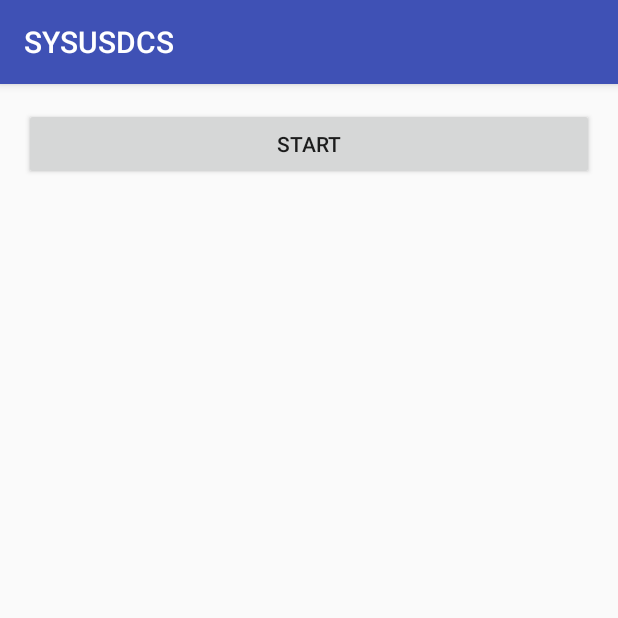
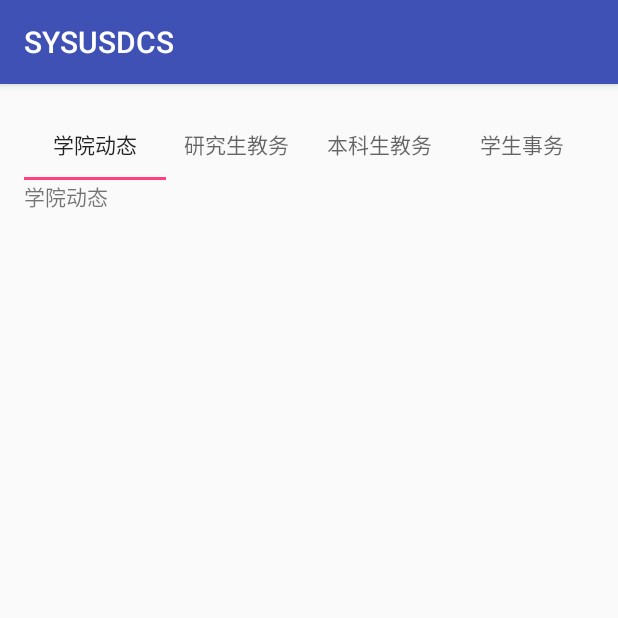
Before and after one commit to weizhaowu/SYSUSDCS, an Android app: the screen it shows after launch (MainActivity), on a phone screen of 412 x 824 dp, the top half of it. Run offline under Robolectric (Android 15) with nearby library versions, the phone set to English and light mode, and no system bars.

Commit message:
add ViewPager and Tablayout,to do:set the listview

```diff
--- a/app/build.gradle
+++ b/app/build.gradle
@@ -24,4 +24,5 @@ dependencies {
 //    testCompile 'junit:junit:4.12'
     compile 'com.android.support:appcompat-v7:23.0.1'
     compile project(path: ':volley')
+    compile 'com.android.support:design:23.1.1'
 }
--- a/app/src/main/java/com/wilbert/sysusdcs/activity/MainActivity.java
+++ b/app/src/main/java/com/wilbert/sysusdcs/activity/MainActivity.java
@@ -8,28 +8,28 @@ import android.os.Environment;
 import android.os.Handler;
 import android.os.Looper;
 import android.os.Message;
+import android.support.design.widget.TabLayout;
+import android.support.v4.view.PagerAdapter;
+import android.support.v4.view.ViewPager;
 import android.util.Log;
 import android.util.LruCache;
 import android.view.View;
-import android.widget.Button;
-import android.widget.ImageView;
-
 import com.wilbert.sysusdcs.R;
+import com.wilbert.sysusdcs.adapter.TopicPagerAdapter;
 import com.wilbert.sysusdcs.network.DiskLruCache;
 
 import java.io.BufferedInputStream;
 import java.io.BufferedOutputStream;
 import java.io.File;
-import java.io.FileInputStream;
 import java.io.IOException;
 import java.io.InputStream;
 import java.io.OutputStream;
 import java.net.HttpURLConnection;
-import java.net.MalformedURLException;
 import java.net.URL;
-import java.nio.Buffer;
 import java.security.MessageDigest;
 import java.security.NoSuchAlgorithmException;
+import java.util.ArrayList;
+import java.util.List;
 
 public class MainActivity extends BaseActivity {
     public static final int GET_BITMAP = 1234;
@@ -47,14 +47,12 @@ public class MainActivity extends BaseActivity {
 
     DiskLruCache diskLruCache;
 
-    private Handler handler = new Handler() {
-        @Override
-        public void handleMessage(Message msg) {
-            Log.d("w", "set the bitmap");
-            Bitmap bitmap = (Bitmap) msg.obj;
-            imageView.setImageBitmap(bitmap);
-            }
-        };
+
+    private ViewPager viewPager;
+    private PagerAdapter pagerAdapter;
+
+    private List<String> topicList;
+    private TabLayout tabLayout;
     @Override
     protected void onCreate(Bundle savedInstanceState) {
         super.onCreate(savedInstanceState);
@@ -63,14 +61,10 @@ public class MainActivity extends BaseActivity {
         initData();
     }
 
-    private ImageView imageView;
-    private Button button;
     @Override
     void initView() {
-        imageView = (ImageView)findViewById(R.id.imageView);
-        button = (Button)findViewById(R.id.testButton);
-        button.setOnClickListener(this);
-    }
+            viewPager = (ViewPager)findViewById(R.id.viewPager);
+        }
 
     @Override
     void initData() {
@@ -83,39 +77,25 @@ public class MainActivity extends BaseActivity {
         } catch (IOException e) {
             e.printStackTrace();
         }
+        topicList = new ArrayList<>();
+        topicList.add(getString(R.string.College));
+        topicList.add(getString(R.string.Postgraduate));
+        topicList.add(getString(R.string.Undergraduate));
+        topicList.add(getString(R.string.Student));
+
+        pagerAdapter = new TopicPagerAdapter(getSupportFragmentManager(), topicList);
+        viewPager.setAdapter(pagerAdapter);
+
+        tabLayout = (TabLayout)findViewById(R.id.tabLayout);
+        tabLayout.setupWithViewPager(viewPager);
     }
 
     @Override
     public void onClick(View v) {
         switch (v.getId()) {
-            case R.id.testButton:
-                Thread thread = new Thread(new Runnable() {
-                    @Override
-                    public void run() {
-                        //handler 发送 Bitmap对象
-                        Bitmap bitmap = null;
 
-                        String uriString = "http://b.hiphotos.baidu.com/zhidao/pic/item/a6efce1b9d16fdfafee0cfb5b68f8c5495ee7bd8.jpg";
-                        bitmap = mMemryCache.get(hashKeyFormUrl(uriString));
-                        if (bitmap == null) {
-                            try {
-                                bitmap = getBitmapFromDisk(uriString);
-                            } catch (IOException e) {
-                                e.printStackTrace();
-                            }
-                        }
-                        if (bitmap == null) {
-                            try {
-                                bitmap = downloadBitmapFromUri(uriString);
-                            } catch (IOException e) {
-                                e.printStackTrace();
-                            }
-                            handler.obtainMessage(1, bitmap).sendToTarget();
-                        }
-                }});
-                thread.start();
-            }
         }
+    }
 
     private Bitmap getBitmapFromDisk(String uriString) throws IOException {
         Bitmap bitmap = null;
@@ -285,4 +265,14 @@ public class MainActivity extends BaseActivity {
 
         return new File(cachePath + File.separator + uniqueName);
     }
+    @Override
+     public void onBackPressed() {
+        if(tabLayout.getSelectedTabPosition() != 0) {
+            TabLayout.Tab tab = tabLayout.getTabAt(0);
+            tab.select();
+            return;
+        } else {
+            super.onBackPressed();
+        }
+     }
 }
--- /dev/null
+++ b/app/src/main/java/com/wilbert/sysusdcs/adapter/TopicPagerAdapter.java
@@ -0,0 +1,37 @@
+package com.wilbert.sysusdcs.adapter;
+
+import android.support.v4.app.Fragment;
+import android.support.v4.app.FragmentManager;
+import android.support.v4.app.FragmentStatePagerAdapter;
+
+import com.wilbert.sysusdcs.fragment.ListviewFragment;
+
+import java.util.List;
+
+/**
+ * Created by wilbert on 2016/5/20.
+ */
+public class TopicPagerAdapter extends FragmentStatePagerAdapter {
+
+    public TopicPagerAdapter(FragmentManager fm, List<String> topicList) {
+        super(fm);
+        this.topicList = topicList;
+    }
+    private List<String> topicList;
+    @Override
+    public Fragment getItem(int position) {
+        ListviewFragment listviewFragment = new ListviewFragment();
+        listviewFragment.setTopicString(topicList.get(position));
+        return listviewFragment;
+    }
+
+    @Override
+    public int getCount() {
+        return 4;
+    }
+
+    @Override
+    public CharSequence getPageTitle(int position) {
+        return topicList.get(position);
+    }
+}
--- /dev/null
+++ b/app/src/main/java/com/wilbert/sysusdcs/fragment/ListviewFragment.java
@@ -0,0 +1,48 @@
+package com.wilbert.sysusdcs.fragment;
+
+import android.os.Bundle;
+import android.support.annotation.Nullable;
+import android.support.v4.app.Fragment;
+import android.view.LayoutInflater;
+import android.view.View;
+import android.view.ViewGroup;
+import android.widget.ListView;
+import android.widget.TextView;
+
+import com.wilbert.sysusdcs.R;
+
+import org.w3c.dom.Text;
+
+import java.util.List;
+
+/**
+ * Created by wilbert on 2016/5/20.
+ */
+public class ListviewFragment extends Fragment {
+    private String topicString;
+    private ListView listView;
+    public void setTopicString(String topicString) {
+        this.topicString = topicString;
+    }
+
+    public String getTopicString() {
+        return topicString;
+    }
+    private TextView textView;
+    private ViewGroup rootView;
+    @Nullable
+    @Override
+    public View onCreateView(LayoutInflater inflater, ViewGroup container, Bundle savedInstanceState) {
+        rootView = (ViewGroup)inflater.inflate(R.layout.fragment_student_work, container,
+                false);
+        initView();
+        return rootView;
+    }
+
+    public void initView() {
+        textView = (TextView)rootView.findViewById(R.id.testTextView);
+        textView.setText(topicString);
+
+        listView = (ListView)rootView.findViewById(R.id.fragmentListView);
+    }
+}
--- a/app/src/main/res/layout/activity_main.xml
+++ b/app/src/main/res/layout/activity_main.xml
@@ -10,14 +10,13 @@
     android:paddingTop="@dimen/activity_vertical_margin"
     tools:context=".activity.MainActivity">
 
-    <Button
-        android:text="start"
-        android:id="@+id/testButton"
+    <android.support.design.widget.TabLayout
+        android:id="@+id/tabLayout"
         android:layout_width="match_parent"
-        android:layout_height="wrap_content" />
-    <ImageView
-        android:id="@+id/imageView"
-        android:layout_width="wrap_content"
-        android:layout_height="wrap_content" />
+        android:layout_height="wrap_content"></android.support.design.widget.TabLayout>
+    <android.support.v4.view.ViewPager
+        android:id="@+id/viewPager"
+        android:layout_width="match_parent"
+        android:layout_height="match_parent"></android.support.v4.view.ViewPager>
 
 </LinearLayout>
--- /dev/null
+++ b/app/src/main/res/layout/fragment_student_work.xml
@@ -0,0 +1,14 @@
+<?xml version="1.0" encoding="utf-8"?>
+<LinearLayout xmlns:android="http://schemas.android.com/apk/res/android"
+    android:orientation="vertical" android:layout_width="match_parent"
+    android:layout_height="match_parent">
+    <TextView
+        android:id="@+id/testTextView"
+        android:text="test"
+        android:layout_width="wrap_content"
+        android:layout_height="wrap_content" />
+    <ListView
+        android:id="@+id/fragmentListView"
+        android:layout_width="match_parent"
+        android:layout_height="wrap_content"></ListView>
+</LinearLayout>
--- a/app/src/main/res/values/strings.xml
+++ b/app/src/main/res/values/strings.xml
@@ -1,3 +1,7 @@
 <resources>
     <string name="app_name">SYSUSDCS</string>
+    <string name="Student">学生事务</string>
+    <string name="Postgraduate">研究生教务</string>
+    <string name="Undergraduate">本科生教务</string>
+    <string name="College">学院动态</string>
 </resources>
```
Also changed, not shown: app/src/main/java/com/wilbert/sysusdcs/adapter/ContentAdapter.java (added, +24 -0 lines).
